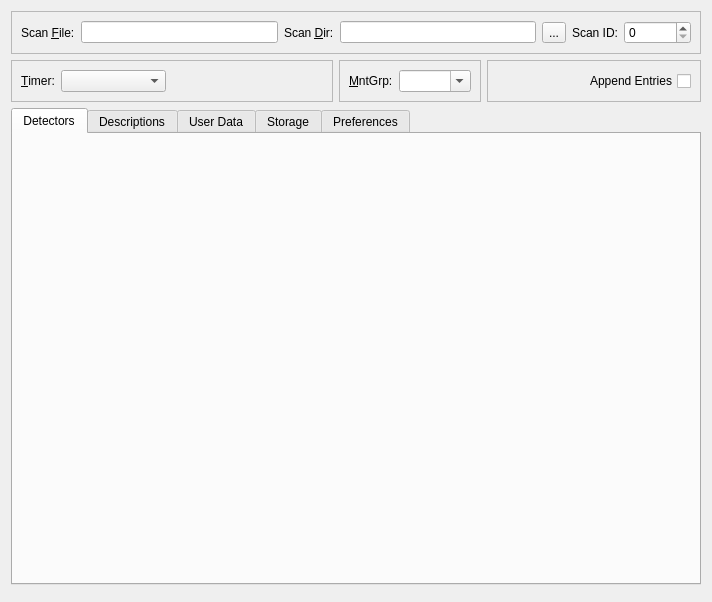
First picture: the form in nxselector/ui/selector.ui, repository nexdatas/nxselector, before the edit.
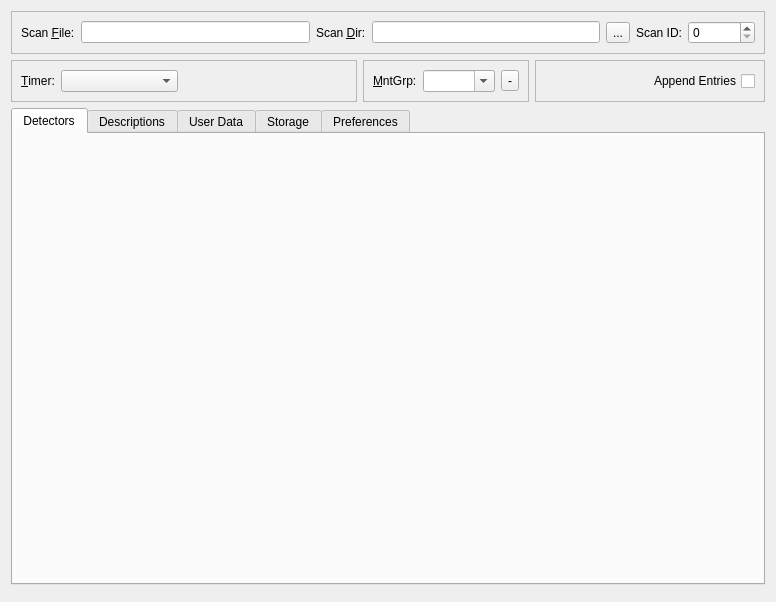
Second picture: the form after the edit.

```diff
--- a/nxselector/ui/selector.ui
+++ b/nxselector/ui/selector.ui
@@ -6,7 +6,7 @@
    <rect>
     <x>0</x>
     <y>0</y>
-    <width>712</width>
+    <width>776</width>
     <height>602</height>
    </rect>
   </property>
@@ -205,6 +205,13 @@
             </property>
            </widget>
           </item>
+          <item>
+           <widget class="QToolButton" name="mntGrpToolButton">
+            <property name="text">
+             <string>-</string>
+            </property>
+           </widget>
+          </item>
          </layout>
         </widget>
        </item>
```
